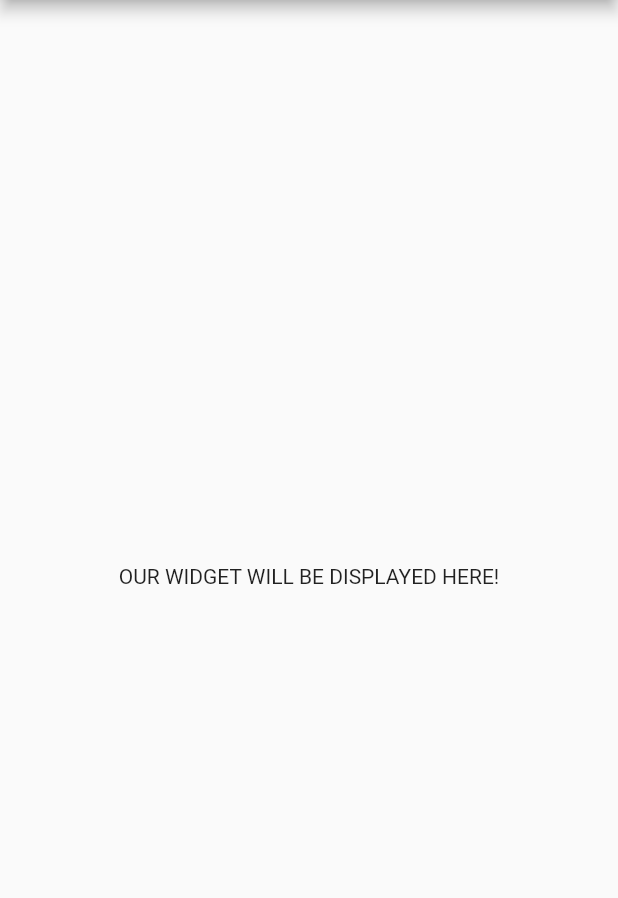
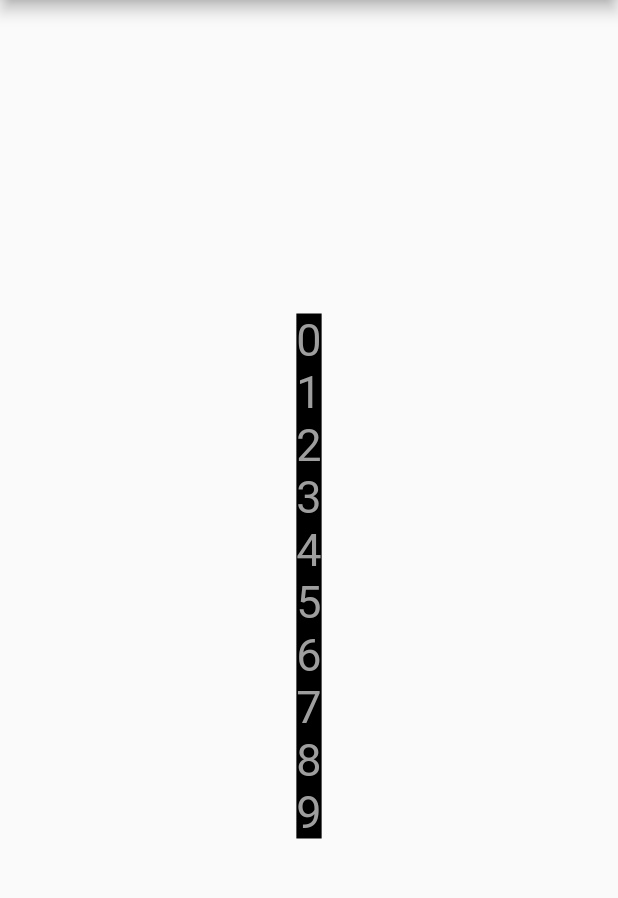
Before and after one commit to martindobrev/animated_digit_display, a Flutter app: the screen it shows after launch, on a phone screen of 412 x 824 dp, the part 84-982 px from its top. Run offline on Flutter 3.47's test engine with Material 2 defaults, Android fonts, the phone set to English and light mode, and no system bars.

Commit message:
initial layout ready for the single animated digit

```diff
--- a/lib/main.dart
+++ b/lib/main.dart
@@ -1,9 +1,9 @@
+import 'package:animated_digit_display/single_digit.dart';
 import 'package:flutter/material.dart';
 
 void main() => runApp(MyApp());
 
 class MyApp extends StatelessWidget {
-  // This widget is the root of your application.
   @override
   Widget build(BuildContext context) {
     return MaterialApp(
@@ -20,6 +20,8 @@ class DigitDisplayDemo extends StatelessWidget {
   Widget build(BuildContext context) {
     return Scaffold(
         appBar: AppBar(title: Text('Digit Display Demo')),
-        body: Center(child: Text('OUR WIDGET WILL BE DISPLAYED HERE!')));
+        body: Center(
+          child: SingleDigit())
+        );
   }
 }
--- /dev/null
+++ b/lib/single_digit.dart
@@ -0,0 +1,48 @@
+import 'package:flutter/material.dart';
+
+class SingleDigit extends StatefulWidget {
+
+  final TextStyle textStyle;
+  final BoxDecoration boxDecoration;
+
+  SingleDigit({
+    this.boxDecoration: const BoxDecoration(color: Colors.black),
+    this.textStyle: const TextStyle(color: Colors.grey, fontSize: 30)
+  });
+
+  @override
+  State<StatefulWidget> createState() {
+    return new _SingleDigitState(textStyle, boxDecoration);
+  }
+}
+
+class _SingleDigitState extends State<SingleDigit> {
+
+  _SingleDigitState(this._textStyle, this._boxDecoration);
+
+  final TextStyle _textStyle;
+  final BoxDecoration _boxDecoration;
+
+  @override
+  Widget build(BuildContext context) {
+    return Container(
+      decoration: _boxDecoration,
+      child: Column(
+        mainAxisSize: MainAxisSize.min,
+        children: <Widget>[
+          Text('0', style: _textStyle),
+          Text('1', style: _textStyle),
+          Text('2', style: _textStyle),
+          Text('3', style: _textStyle),
+          Text('4', style: _textStyle),
+          Text('5', style: _textStyle),
+          Text('6', style: _textStyle),
+          Text('7', style: _textStyle),
+          Text('8', style: _textStyle),
+          Text('9', style: _textStyle),
+        ],
+      ),
+    );
+  }
+
+}
```
